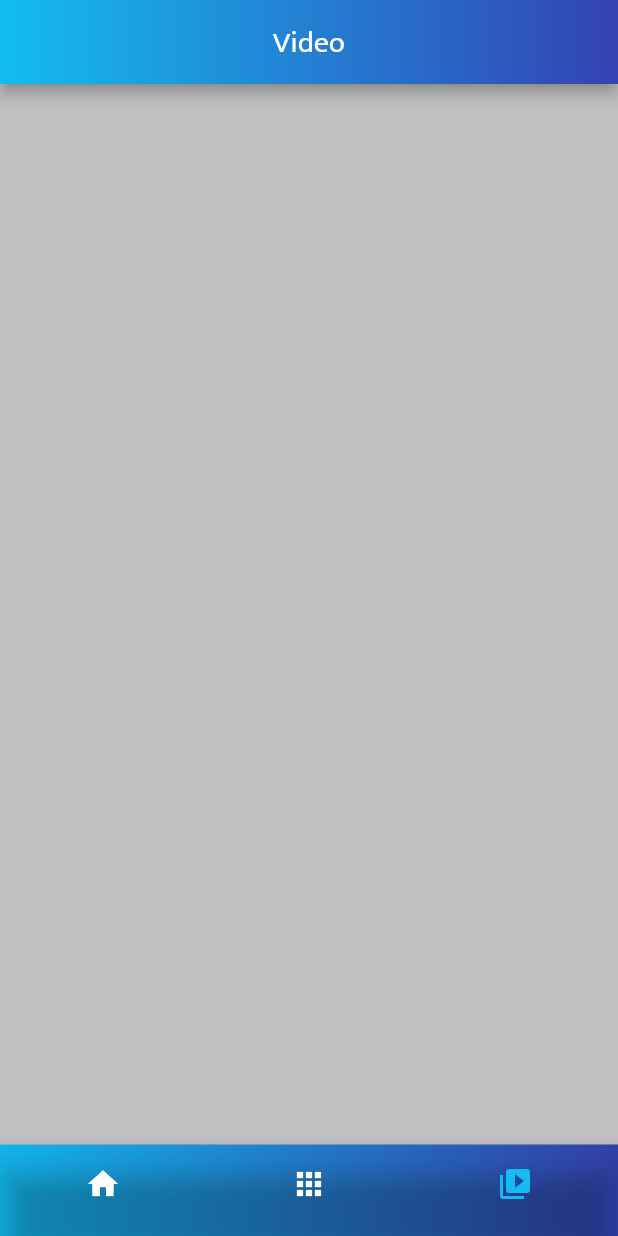
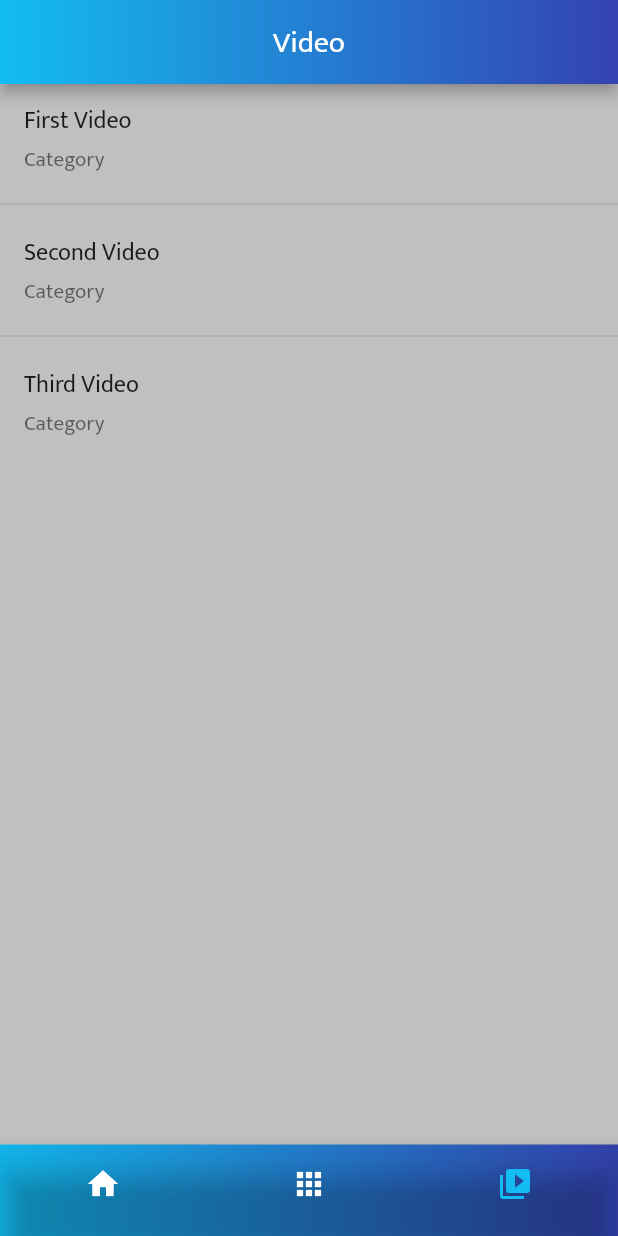
Before and after one commit to sabin-nepal/makalu_tv, a Flutter app: the screen it shows after launch, item 3 of the bottom bar chosen, on a phone screen of 412 x 824 dp. Run offline on Flutter 3.47's test engine with Material 2 defaults, Android fonts, the phone set to English and light mode, and no system bars; our stand-ins replace auto_size_text, cached_network_image, shared_preferences, video_player; missing offline and left inert: stacked_page_view; network calls fail.

Commit message:
configure video player and created video service

```diff
--- a/lib/app/core/url.dart
+++ b/lib/app/core/url.dart
@@ -5,5 +5,6 @@ class UrlHelper{
   static const String insightUrl = '${host}insight';
   static const String categoryUrl = '${host}category';
   static const String categoryNewsUrl = '${host}category/news';
+  static const String videoNewsUrl = '${host}video';
 
 }
--- /dev/null
+++ b/lib/app/models/news/video.dart
@@ -0,0 +1,23 @@
+import 'package:flutter/material.dart';
+
+class Video {
+  final String id;
+  final String title;
+  final List media;
+  final List category;
+  Video({
+    @required this.id,
+    @required this.title,
+    this.media,
+    this.category,
+  });
+
+  factory Video.fromJson(Map<String, dynamic> json) {
+    return Video(
+      id: json['id'] as String,
+      title: json['title'] as String,
+      media: json['media'],
+      category: json['category'],
+    );
+  }
+}
--- a/lib/app/ui/screens/video_screen.dart
+++ b/lib/app/ui/screens/video_screen.dart
@@ -1,4 +1,6 @@
 import 'package:flutter/material.dart';
+import 'package:makalu_tv/app/models/news/video.dart';
+import 'package:video_player/video_player.dart';
 
 class VideoScreen extends StatefulWidget {
   @override
@@ -6,10 +8,46 @@ class VideoScreen extends StatefulWidget {
 }
 
 class _VideoScreenState extends State<VideoScreen> {
+  List _video = [];
+  VideoPlayerController _controller;
+  @override
+  void initState() {
+    super.initState();
+    _video.add(Video(id: "qwe1233",title: "First Video",category: [{
+      'title': 'Category'
+    }],media: [{
+      'path': 'https://www.youtube.com/watch?v=zWh3CShX_do'
+    }]));
+    _video.add(Video(id: "qwe1234",title: "Second Video",category: [{
+      'title': 'Category'
+    }],media: [{
+      'path': 'https://www.youtube.com/watch?v=70GPkTYVwkw'
+    }]));
+    _video.add(Video(id: "qwe1233",title: "Third Video",category: [{
+      'title': 'Category'
+    }],media: [{
+      'path': 'https://www.youtube.com/watch?v=zWh3CShX_do'
+    }]));
+  }
   @override
   Widget build(BuildContext context) {
-    return Container(
-
+    return Column(
+      children: [
+        Container(
+          child: Container()
+        ),
+      Expanded(child: ListView.separated(
+          itemCount: _video.length,
+          itemBuilder: (context,i){
+            Video video = _video[i];
+            return ListTile(
+              title: Text(video.title),
+              subtitle: Text(video.category.first['title']),
+            );
+          },
+          separatorBuilder: (context,index) => Divider(),
+      ))
+      ],
     );
   }
 }
```
Also changed, not shown: lib/app/helpers/video_helper.dart (added, +18 -0 lines), lib/app/models/advertisment.dart (added, +29 -0 lines), lib/app/services/news/video_service.dart (added, +21 -0 lines), 1 other file.
